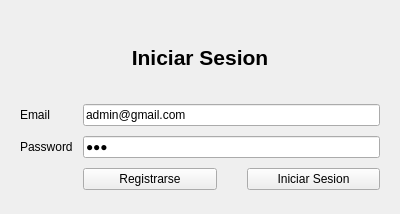
This is Fase2/windowmain.ui in D3r3-k/-EDD-Proyecto_202001151 as Qt 5 draws it before an edit. The edited form follows.
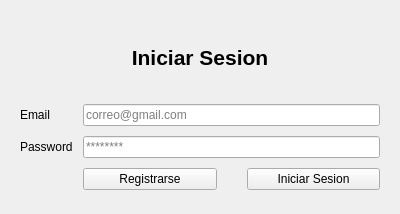
This is the edited form. Icons and pictures are not drawn.

```diff
--- a/Fase2/windowmain.ui
+++ b/Fase2/windowmain.ui
@@ -82,7 +82,7 @@
        <item row="0" column="1">
         <widget class="QLineEdit" name="emailLineEdit">
          <property name="text">
-          <string>admin@gmail.com</string>
+          <string/>
          </property>
          <property name="placeholderText">
           <string>correo@gmail.com</string>
@@ -102,7 +102,7 @@
           <bool>false</bool>
          </property>
          <property name="text">
-          <string>123</string>
+          <string/>
          </property>
          <property name="echoMode">
           <enum>QLineEdit::EchoMode::Password</enum>
```
